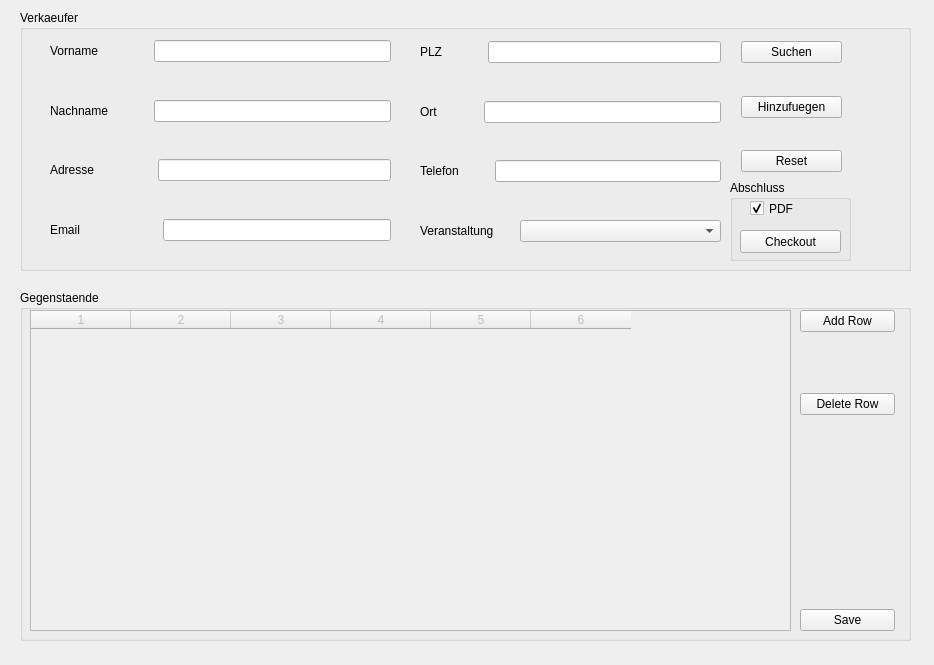
Before: the Qt Designer form iBasar/sellerregistrationwidget.ui in hoihrig/iBasar, drawn with Qt 5.
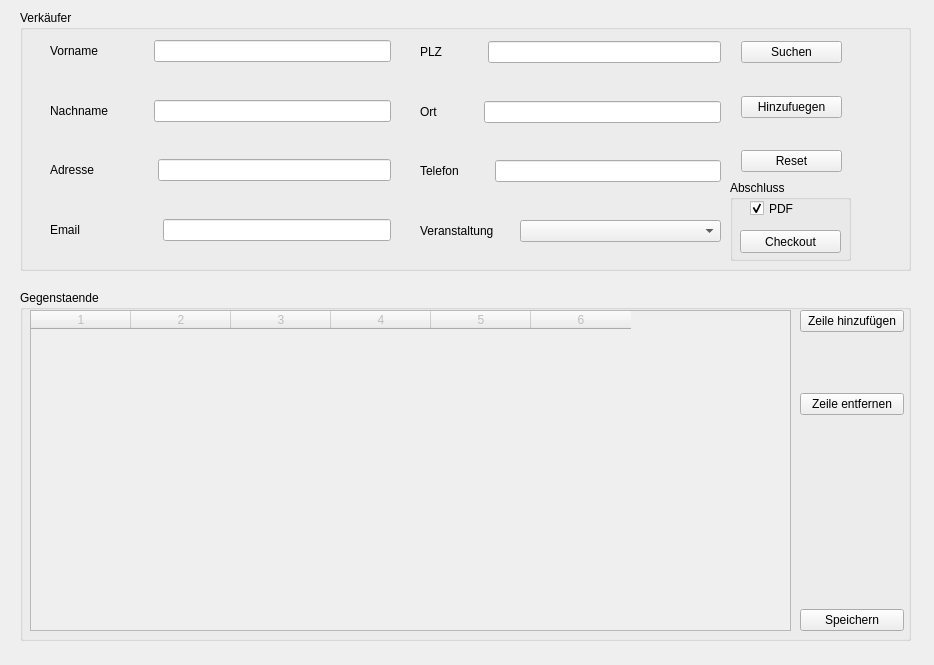
After: the same form once the commit is applied.

The edit to the form file:
```diff
--- a/iBasar/sellerregistrationwidget.ui
+++ b/iBasar/sellerregistrationwidget.ui
@@ -23,7 +23,7 @@
     </rect>
    </property>
    <property name="title">
-    <string>Verkaeufer</string>
+    <string>Verkäufer</string>
    </property>
    <widget class="QWidget" name="layoutWidget">
     <property name="geometry">
@@ -594,7 +594,7 @@
      <rect>
       <x>780</x>
       <y>20</y>
-      <width>95</width>
+      <width>104</width>
       <height>321</height>
      </rect>
     </property>
@@ -602,7 +602,7 @@
      <item>
       <widget class="QPushButton" name="addRowbtn">
        <property name="text">
-        <string>Add Row</string>
+        <string>Zeile hinzufügen</string>
        </property>
       </widget>
      </item>
@@ -622,7 +622,7 @@
      <item>
       <widget class="QPushButton" name="delRowbtn">
        <property name="text">
-        <string>Delete Row</string>
+        <string>Zeile entfernen</string>
        </property>
       </widget>
      </item>
@@ -642,7 +642,7 @@
      <item>
       <widget class="QPushButton" name="savetblbtn">
        <property name="text">
-        <string>Save</string>
+        <string>Speichern</string>
        </property>
       </widget>
      </item>
```
